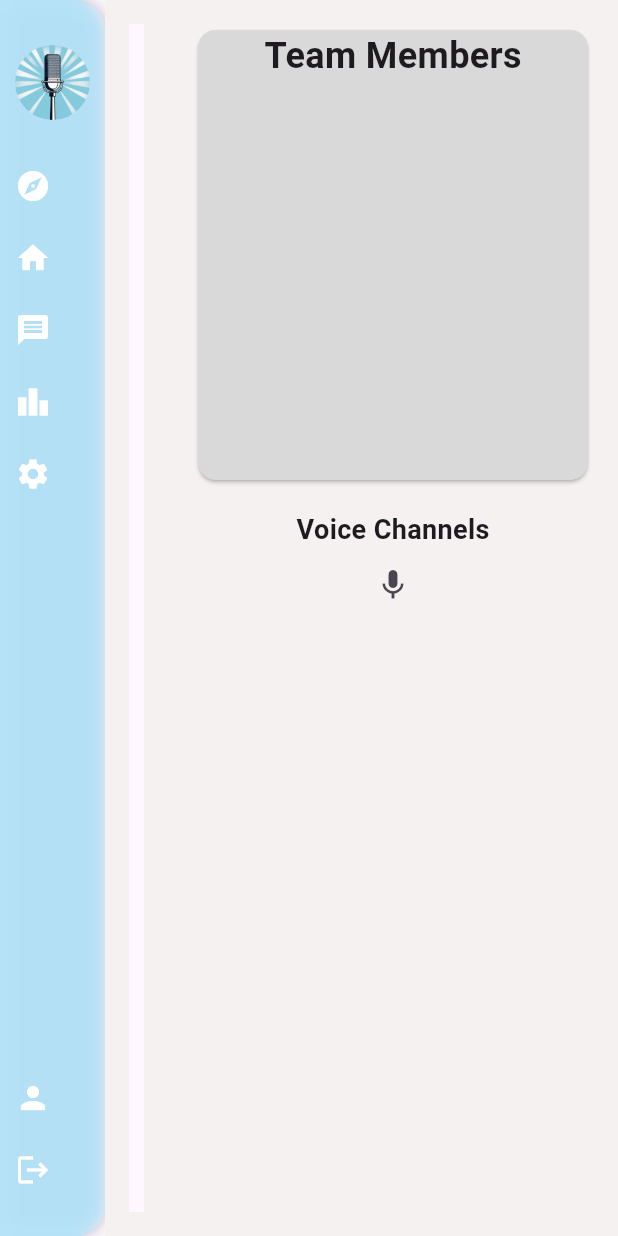
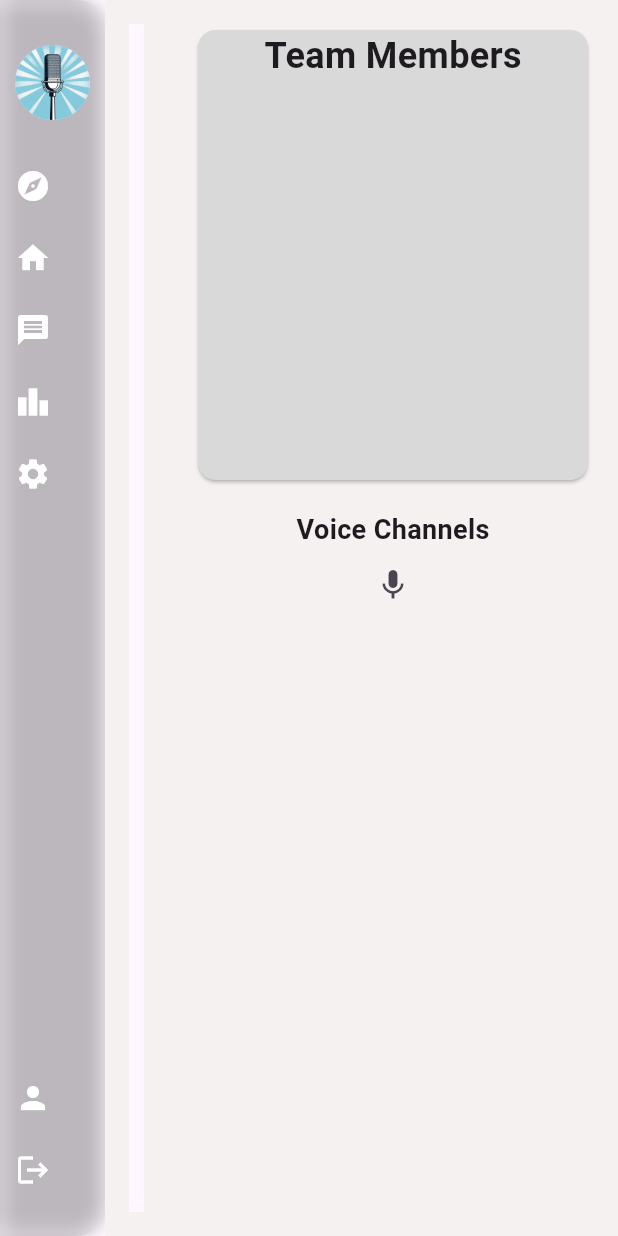
Before and after one commit to ndstancilFullsail/Invert, a Flutter app: the BaseLayout screen opened directly with empty values, after a tap on the "home" icon, on a phone screen of 412 x 824 dp. Run offline on Flutter 3.47's test engine with Material 3 defaults, Android fonts, the phone set to English and light mode, and no system bars; our stand-ins replace cloud_firestore, file_picker, firebase_auth, firebase_core, firebase_database, firebase_storage and 4 more; missing offline and left inert: dart_jsonwebtoken, videosdk; accounts and stored records are empty; network calls fail.

Commit message:
small fixes pt2

```diff
--- a/lib/Pages/base_layout.dart
+++ b/lib/Pages/base_layout.dart
@@ -118,7 +118,7 @@ class _CustomNavDrawerState extends State<CustomNavDrawer> {
         duration: const Duration(milliseconds: 300),
         width: isExpanded ? 220 : 70,
         decoration: BoxDecoration(
-          color: lightBlue.withOpacity(0.9),
+          color: lightBlue.withAlpha(1),
           borderRadius: const BorderRadius.only(
             topRight: Radius.circular(20),
             bottomRight: Radius.circular(20),
@@ -178,7 +178,7 @@ class _CustomNavDrawerState extends State<CustomNavDrawer> {
               Text(
                 label,
                 style: TextStyle(
-                  color: iconColor.withOpacity(0.9),
+                  color: iconColor.withAlpha(1),
                   fontSize: 16,
                 ),
               ),
```
